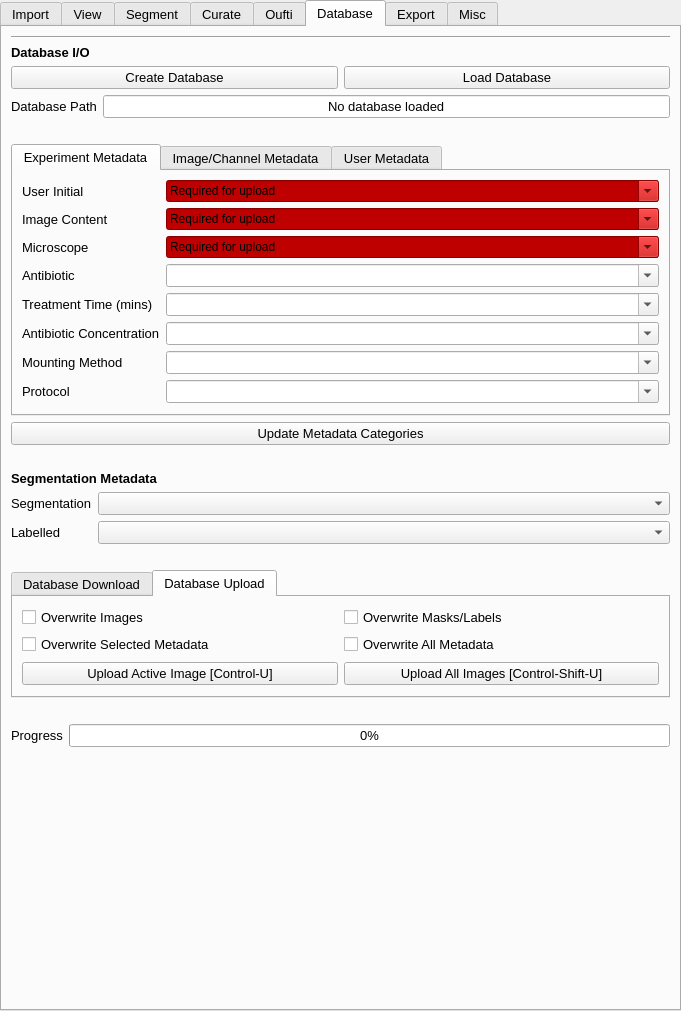
This is src/napari_bacseg/bacseg_ui.ui in piedrro/napari-bacseg as Qt 5 draws it before an edit. The edited form follows.
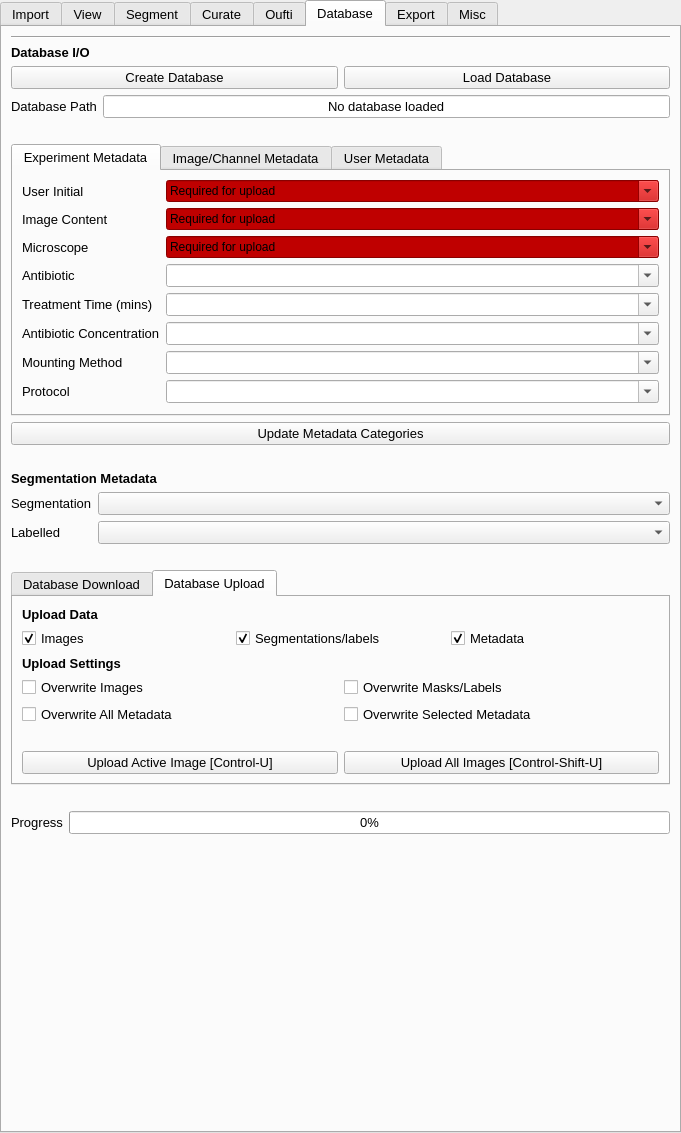
This is the edited form. The open tabs and pages were chosen to show the change.

What changed in the file:
```diff
--- a/src/napari_bacseg/bacseg_ui.ui
+++ b/src/napari_bacseg/bacseg_ui.ui
@@ -10,7 +10,7 @@
     <x>0</x>
     <y>0</y>
     <width>681</width>
-    <height>1011</height>
+    <height>1133</height>
    </rect>
   </property>
   <property name="sizePolicy">
@@ -3481,7 +3481,7 @@
       <property name="maximumSize">
        <size>
         <width>16777215</width>
-        <height>150</height>
+        <height>500</height>
        </size>
       </property>
       <property name="currentIndex">
@@ -3605,27 +3605,69 @@
        </attribute>
        <layout class="QVBoxLayout" name="verticalLayout_11">
         <item>
-         <layout class="QGridLayout" name="database_upload_options_2">
-          <item row="1" column="1">
-           <widget class="QCheckBox" name="overwrite_all_metadata">
-            <property name="enabled">
-             <bool>true</bool>
-            </property>
+         <widget class="QLabel" name="label_24">
+          <property name="font">
+           <font>
+            <pointsize>10</pointsize>
+            <weight>75</weight>
+            <bold>true</bold>
+           </font>
+          </property>
+          <property name="text">
+           <string>Upload Data</string>
+          </property>
+         </widget>
+        </item>
+        <item>
+         <layout class="QGridLayout" name="gridLayout_24">
+          <item row="0" column="1">
+           <widget class="QCheckBox" name="upload_segmentations_setting">
             <property name="text">
-             <string>Overwrite All Metadata</string>
+             <string>Segmentations/labels</string>
+            </property>
+            <property name="checked">
+             <bool>true</bool>
             </property>
            </widget>
           </item>
           <item row="0" column="0">
-           <widget class="QCheckBox" name="upload_overwrite_images">
-            <property name="enabled">
+           <widget class="QCheckBox" name="upload_images_setting">
+            <property name="text">
+             <string>Images</string>
+            </property>
+            <property name="checked">
              <bool>true</bool>
             </property>
+           </widget>
+          </item>
+          <item row="0" column="2">
+           <widget class="QCheckBox" name="upload_metadata_setting">
             <property name="text">
-             <string>Overwrite Images</string>
+             <string>Metadata</string>
             </property>
+            <property name="checked">
+             <bool>true</bool>
+            </property>
            </widget>
           </item>
+         </layout>
+        </item>
+        <item>
+         <widget class="QLabel" name="label_32">
+          <property name="font">
+           <font>
+            <pointsize>10</pointsize>
+            <weight>75</weight>
+            <bold>true</bold>
+           </font>
+          </property>
+          <property name="text">
+           <string>Upload Settings</string>
+          </property>
+         </widget>
+        </item>
+        <item>
+         <layout class="QGridLayout" name="gridLayout_25">
           <item row="0" column="1">
            <widget class="QCheckBox" name="upload_overwrite_masks">
             <property name="enabled">
@@ -3636,7 +3678,27 @@
             </property>
            </widget>
           </item>
+          <item row="0" column="0">
+           <widget class="QCheckBox" name="upload_overwrite_images">
+            <property name="enabled">
+             <bool>true</bool>
+            </property>
+            <property name="text">
+             <string>Overwrite Images</string>
+            </property>
+           </widget>
+          </item>
           <item row="1" column="0">
+           <widget class="QCheckBox" name="overwrite_all_metadata">
+            <property name="enabled">
+             <bool>true</bool>
+            </property>
+            <property name="text">
+             <string>Overwrite All Metadata</string>
+            </property>
+           </widget>
+          </item>
+          <item row="1" column="1">
            <widget class="QCheckBox" name="overwrite_selected_metadata">
             <property name="enabled">
              <bool>true</bool>
@@ -3648,6 +3710,22 @@
           </item>
          </layout>
         </item>
+        <item>
+         <spacer name="verticalSpacer_41">
+          <property name="orientation">
+           <enum>Qt::Vertical</enum>
+          </property>
+          <property name="sizeType">
+           <enum>QSizePolicy::Minimum</enum>
+          </property>
+          <property name="sizeHint" stdset="0">
+           <size>
+            <width>435</width>
+            <height>20</height>
+           </size>
+          </property>
+         </spacer>
+        </item>
         <item>
          <layout class="QGridLayout" name="database_upload_buttons_2">
           <item row="0" column="1">
@@ -3721,7 +3799,7 @@
       <property name="sizeHint" stdset="0">
        <size>
         <width>20</width>
-        <height>40</height>
+        <height>20</height>
        </size>
       </property>
      </spacer>
```
Left out of the diff: 199 changed lines with no effect on the pictures.
